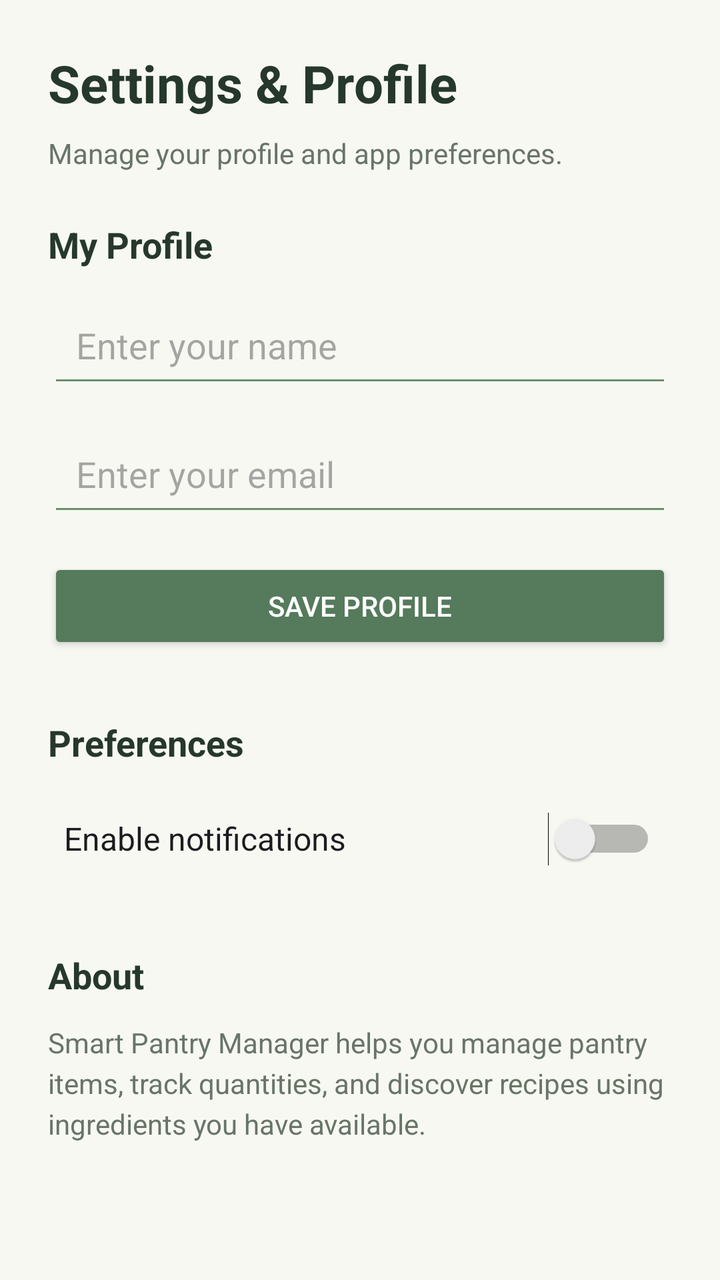
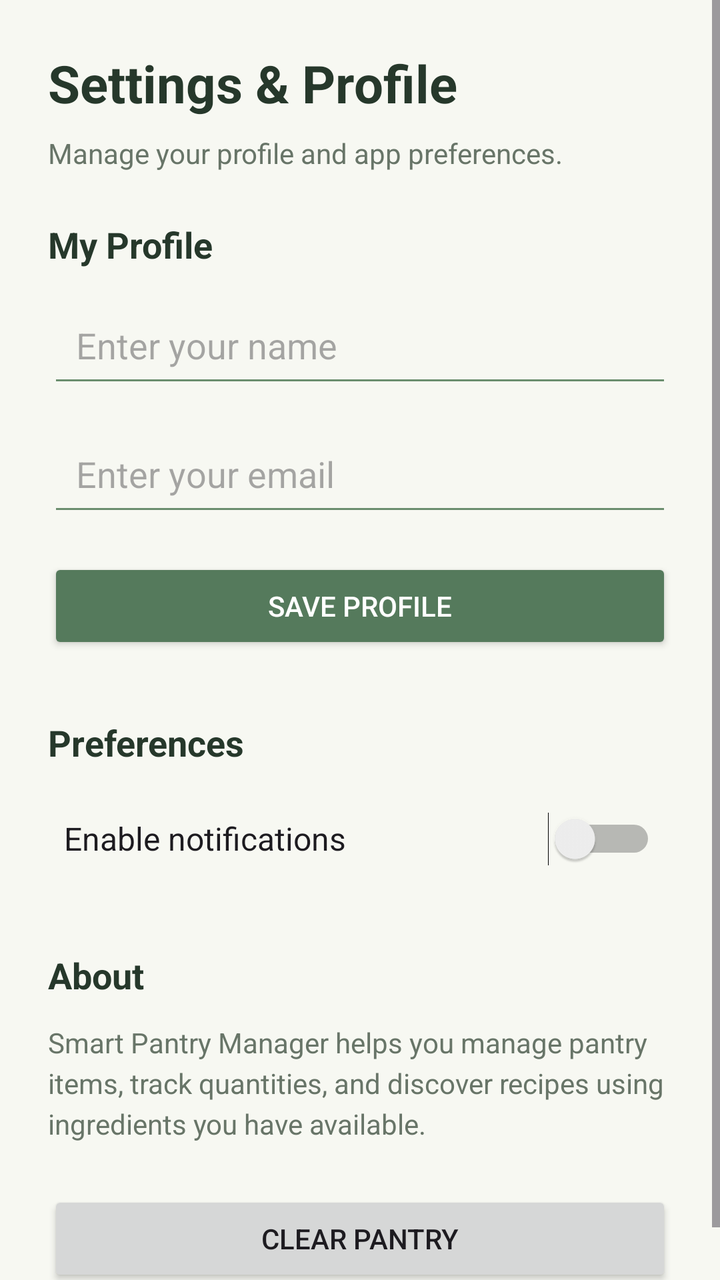

Screens rendered from an Android XML layout before and after an edit, with the pre-edit source and the edit as a unified diff.
<!-- AndroidManifest.xml: application theme Theme.SmartPantryManager -->
<!-- res/layout/activity_settings.xml -->
<?xml version="1.0" encoding="utf-8"?>
<ScrollView xmlns:android="http://schemas.android.com/apk/res/android"
    android:layout_width="match_parent"
    android:layout_height="match_parent"
    android:fillViewport="true"
    android:background="#F7F8F2">

    <LinearLayout
        android:layout_width="match_parent"
        android:layout_height="wrap_content"
        android:orientation="vertical"
        android:padding="24dp">

        <TextView
            android:layout_width="wrap_content"
            android:layout_height="wrap_content"
            android:text="Settings &amp; Profile"
            android:textSize="26sp"
            android:textStyle="bold"
            android:textColor="#26382B"
            android:layout_marginBottom="8dp" />

        <TextView
            android:layout_width="wrap_content"
            android:layout_height="wrap_content"
            android:text="Manage your profile and app preferences."
            android:textSize="14sp"
            android:textColor="#687568"
            android:layout_marginBottom="24dp" />

        
        <TextView
            android:layout_width="wrap_content"
            android:layout_height="wrap_content"
            android:text="My Profile"
            android:textSize="18sp"
            android:textStyle="bold"
            android:textColor="#26382B"
            android:layout_marginBottom="12dp" />

        <EditText
            android:id="@+id/editTextProfileName"
            android:layout_width="match_parent"
            android:layout_height="wrap_content"
            android:hint="Enter your name"
            android:inputType="textPersonName"
            android:padding="14dp"
            android:backgroundTint="#6B8E6E" />

        <EditText
            android:id="@+id/editTextProfileEmail"
            android:layout_width="match_parent"
            android:layout_height="wrap_content"
            android:hint="Enter your email"
            android:inputType="textEmailAddress"
            android:padding="14dp"
            android:layout_marginTop="12dp"
            android:backgroundTint="#6B8E6E" />

        <Button
            android:id="@+id/btnSaveProfile"
            android:layout_width="match_parent"
            android:layout_height="wrap_content"
            android:text="Save Profile"
            android:layout_marginTop="16dp"
            android:backgroundTint="#557A5C"
            android:textColor="#FFFFFF" />

        
        <TextView
            android:layout_width="wrap_content"
            android:layout_height="wrap_content"
            android:text="Preferences"
            android:textSize="18sp"
            android:textStyle="bold"
            android:textColor="#26382B"
            android:layout_marginTop="32dp"
            android:layout_marginBottom="12dp" />

        <Switch
            android:id="@+id/switchNotifications"
            android:layout_width="match_parent"
            android:layout_height="wrap_content"
            android:minHeight="48dp"
            android:text="Enable notifications"
            android:textSize="16sp"
            android:padding="8dp" />

        
        <TextView
            android:layout_width="wrap_content"
            android:layout_height="wrap_content"
            android:text="About"
            android:textSize="18sp"
            android:textStyle="bold"
            android:textColor="#26382B"
            android:layout_marginTop="32dp"
            android:layout_marginBottom="12dp" />

        <TextView
            android:layout_width="match_parent"
            android:layout_height="wrap_content"
            android:text="Smart Pantry Manager helps you manage pantry items, track quantities, and discover recipes using ingredients you have available."
            android:textSize="14sp"
            android:textColor="#687568"
            android:lineSpacingExtra="4dp" />

    </LinearLayout>

</ScrollView>
<!-- resources referenced by this layout -->
<resources>
  <style name="Theme.SmartPantryManager" parent="Base.Theme.SmartPantryManager" />
  <style name="Base.Theme.SmartPantryManager" parent="Theme.Material3.DayNight.NoActionBar">
          
          
      </style>
</resources>

<!-- the commit's change to res/layout/activity_settings.xml (unified diff, before → after) -->
@@ -105,6 +105,14 @@
             android:textColor="#687568"
             android:lineSpacingExtra="4dp" />
 
+        <Button
+            android:id="@+id/btnClearPantry"
+            android:layout_width="match_parent"
+            android:layout_height="wrap_content"
+            android:minHeight="48dp"
+            android:text="Clear Pantry"
+            android:layout_marginTop="24dp" />
+
     </LinearLayout>
 
 </ScrollView>
